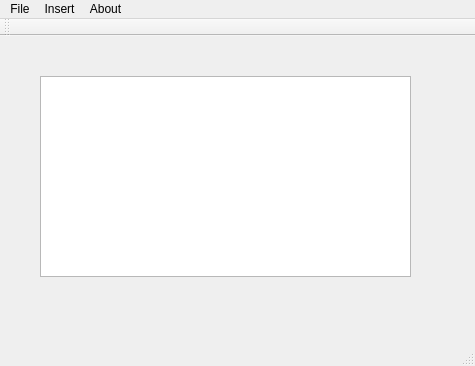
This is lab1/mainwindow.ui in RoadToExclusivity/Graphics as Qt 5 draws it before an edit. The edited form follows.
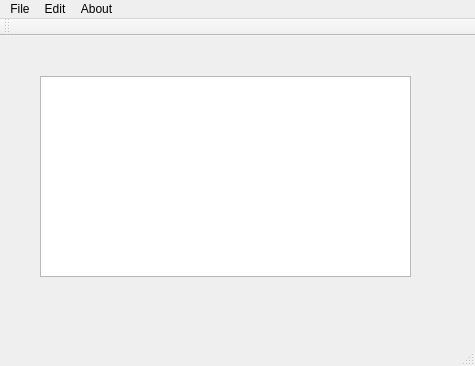
This is the edited form.

What changed in the file:
```diff
--- a/lab1/mainwindow.ui
+++ b/lab1/mainwindow.ui
@@ -40,7 +40,7 @@
      <x>0</x>
      <y>0</y>
      <width>475</width>
-     <height>21</height>
+     <height>20</height>
     </rect>
    </property>
    <widget class="QMenu" name="menuDsfd">
@@ -55,7 +55,7 @@
    </widget>
    <widget class="QMenu" name="menuInsert">
     <property name="title">
-     <string>Insert</string>
+     <string>Edit</string>
     </property>
     <addaction name="actionUndo"/>
     <addaction name="actionRedo"/>
```
Left out of the diff: 13 changed lines with no effect on the pictures.
